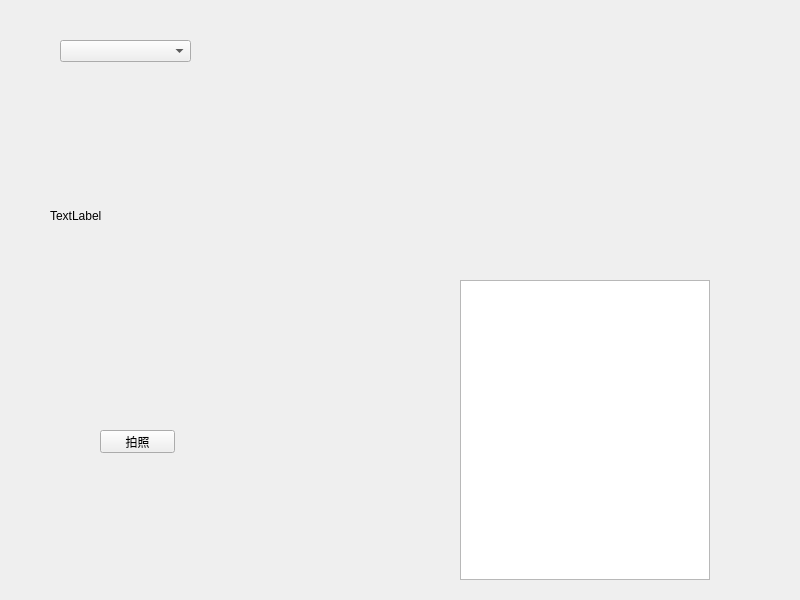
First picture: the form in ImageTest/widget.ui, repository dongchao980612/ImageTest, before the edit.
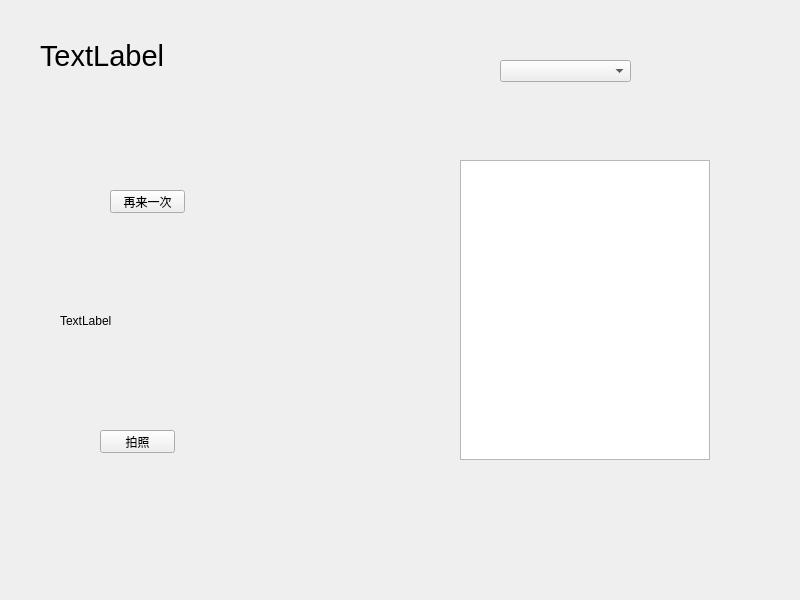
Second picture: the form after the edit.

Diff of the .ui file:
```diff
--- a/ImageTest/widget.ui
+++ b/ImageTest/widget.ui
@@ -16,10 +16,10 @@
   <widget class="QLabel" name="label">
    <property name="geometry">
     <rect>
-     <x>50</x>
-     <y>110</y>
+     <x>60</x>
+     <y>270</y>
      <width>281</width>
-     <height>211</height>
+     <height>101</height>
     </rect>
    </property>
    <property name="text">
@@ -46,7 +46,7 @@
    <property name="geometry">
     <rect>
      <x>460</x>
-     <y>280</y>
+     <y>160</y>
      <width>250</width>
      <height>300</height>
     </rect>
@@ -72,13 +72,47 @@
   <widget class="QComboBox" name="comboBox">
    <property name="geometry">
     <rect>
-     <x>60</x>
-     <y>40</y>
+     <x>500</x>
+     <y>60</y>
      <width>131</width>
      <height>22</height>
     </rect>
    </property>
   </widget>
+  <widget class="QLabel" name="label_game">
+   <property name="geometry">
+    <rect>
+     <x>40</x>
+     <y>-10</y>
+     <width>281</width>
+     <height>131</height>
+    </rect>
+   </property>
+   <property name="font">
+    <font>
+     <pointsize>22</pointsize>
+    </font>
+   </property>
+   <property name="text">
+    <string>TextLabel</string>
+   </property>
+   <property name="scaledContents">
+    <bool>false</bool>
+   </property>
+  </widget>
+  <widget class="QPushButton" name="pushButton_again">
+   <property name="geometry">
+    <rect>
+     <x>110</x>
+     <y>190</y>
+     <width>75</width>
+     <height>23</height>
+    </rect>
+   </property>
+   <property name="text">
+    <string>再来一次</string>
+   </property>
+  </widget>
  </widget>
  <resources/>
  <connections/>
```
